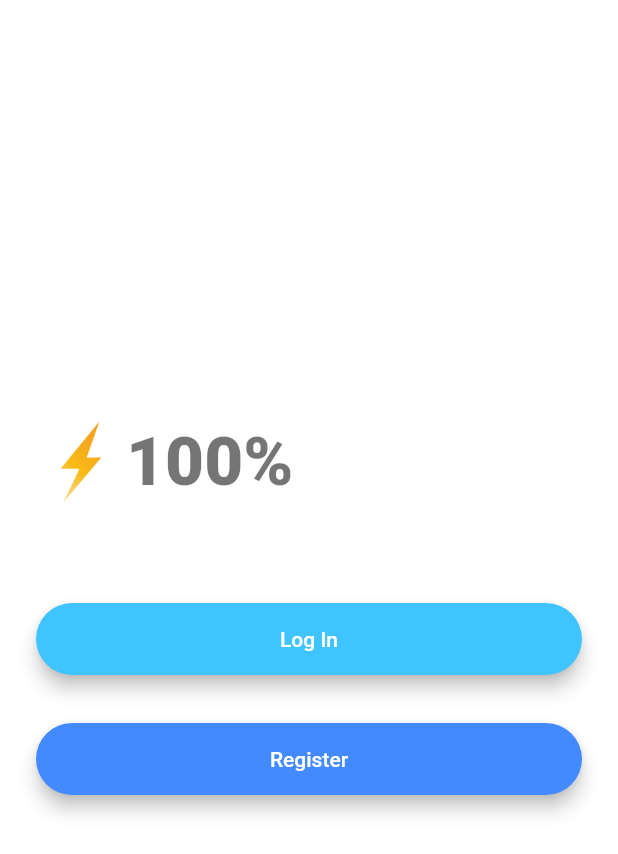
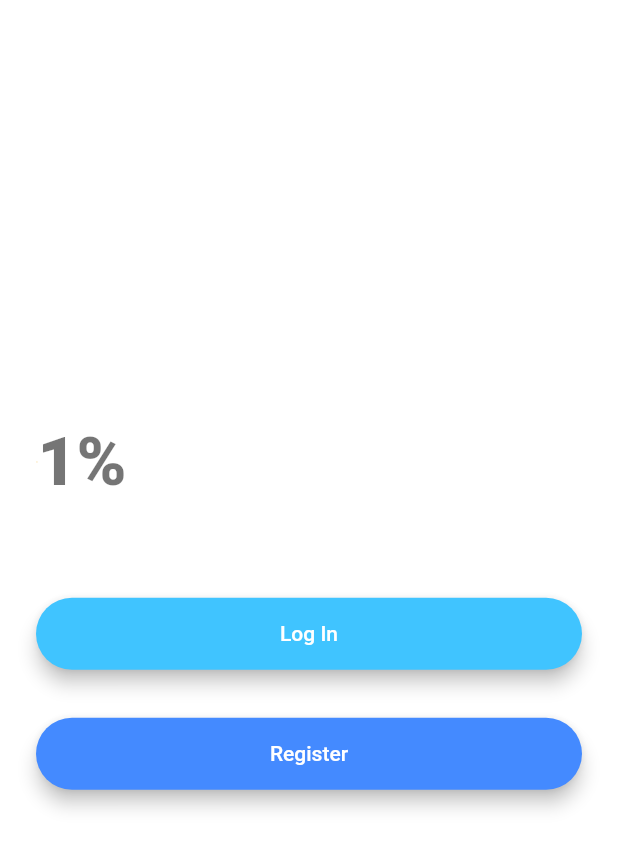
Before and after one commit to Okashe/decision_maker, a Flutter app: the screen it shows after launch, on a phone screen of 412 x 824 dp. Shown: the top 854 px of the screen. Run offline on Flutter 3.47's test engine with Material 2 defaults, Android fonts, the phone set to English and light mode, and no system bars.

```diff
--- a/flashchat/lib/screens/welcome_screen.dart
+++ b/flashchat/lib/screens/welcome_screen.dart
@@ -14,22 +14,22 @@ class WelcomeScreen extends StatefulWidget {
 class _WelcomeScreenState extends State<WelcomeScreen>
     with SingleTickerProviderStateMixin {
   late AnimationController controller;
+  late Animation animation;
 
   @override
   void initState() {
     super.initState();
     controller = AnimationController(
-      duration: const Duration(seconds: 1),
-      vsync: this,
-      upperBound: 100.0,
-    );
+        duration: const Duration(seconds: 1), vsync: this); //remove upperbound
+
+    animation = CurvedAnimation(parent: controller, curve: Curves.decelerate);
 
     controller.forward();
 
 //to see what's happening we have to add a listener
     controller.addListener(() {
       setState(() {});
-      print(controller.value);
+      print(animation.value);
     });
   }
 
@@ -48,7 +48,7 @@ class _WelcomeScreenState extends State<WelcomeScreen>
                 Hero(
                   tag: 'logo',
                   child: SizedBox(
-                    height: 60.0,
+                    height: controller.value,
                     child: Image.asset('images/logo.png'),
                   ),
                 ),
```
